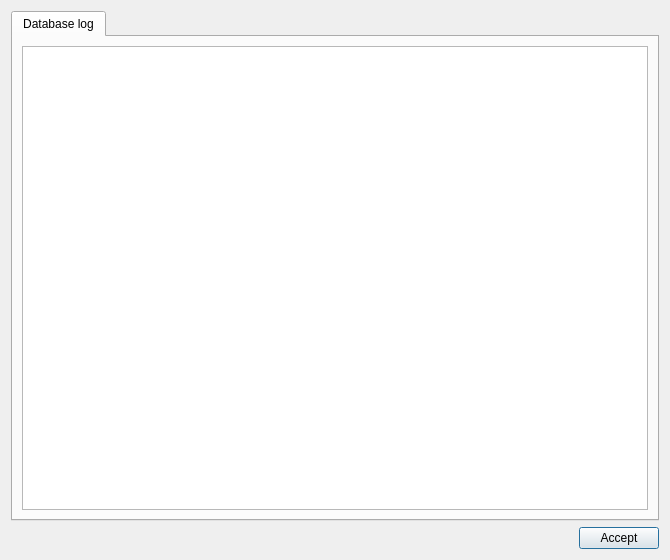
Giswater/giswater_qgis_plugin, file core/ui/toolbars/utilities/project_check.ui: the form before one commit.
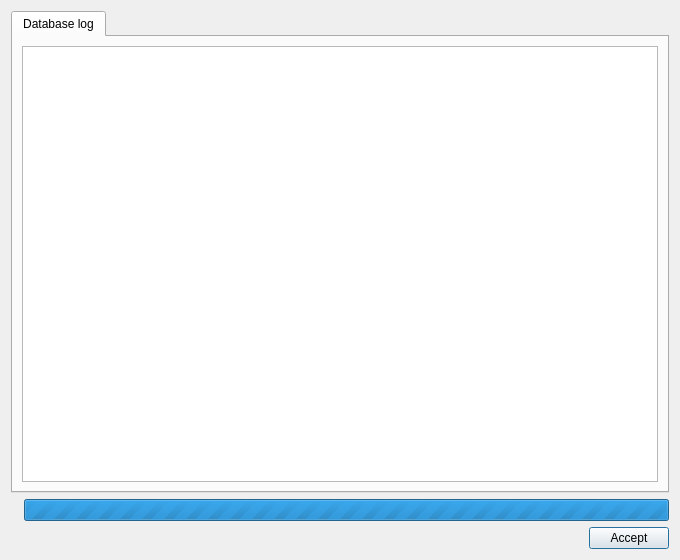
The form after the commit.

Commit message: Enhancement: add execution timer to check_project dialog

The edit to the form file:
```diff
--- a/core/ui/toolbars/utilities/project_check.ui
+++ b/core/ui/toolbars/utilities/project_check.ui
@@ -6,7 +6,7 @@
    <rect>
     <x>0</x>
     <y>0</y>
-    <width>670</width>
+    <width>680</width>
     <height>560</height>
    </rect>
   </property>
@@ -14,7 +14,7 @@
    <string>Check project</string>
   </property>
   <layout class="QGridLayout" name="gridLayout">
-   <item row="1" column="1">
+   <item row="2" column="1">
     <layout class="QHBoxLayout" name="horizontalLayout">
      <item>
       <spacer name="horizontalSpacer">
@@ -55,6 +55,36 @@
      </widget>
     </widget>
    </item>
+   <item row="1" column="1">
+    <layout class="QGridLayout" name="lyt_progress">
+     <item row="1" column="0">
+      <widget class="QLabel" name="lbl_time">
+       <property name="text">
+        <string/>
+       </property>
+      </widget>
+     </item>
+     <item row="1" column="1">
+      <widget class="QProgressBar" name="progressBar">
+       <property name="sizePolicy">
+        <sizepolicy hsizetype="Expanding" vsizetype="Fixed">
+         <horstretch>0</horstretch>
+         <verstretch>0</verstretch>
+        </sizepolicy>
+       </property>
+       <property name="maximum">
+        <number>0</number>
+       </property>
+       <property name="value">
+        <number>-1</number>
+       </property>
+       <property name="textVisible">
+        <bool>false</bool>
+       </property>
+      </widget>
+     </item>
+    </layout>
+   </item>
   </layout>
  </widget>
  <resources/>
```
The commit also changes 2 other files.
